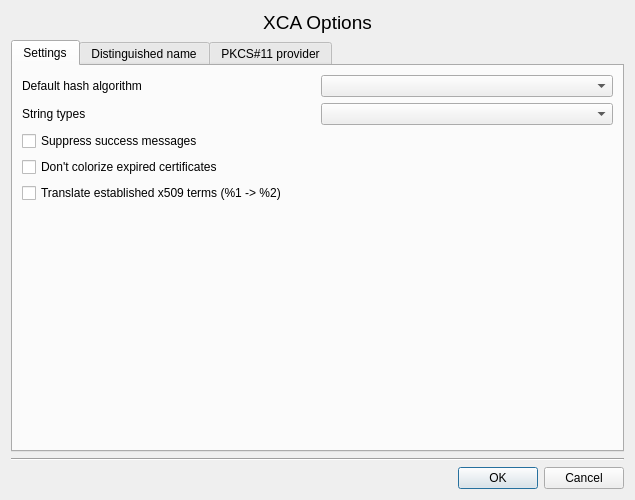
This is ui/Options.ui in chris2511/xca as Qt 5 draws it before an edit. The edited form follows.
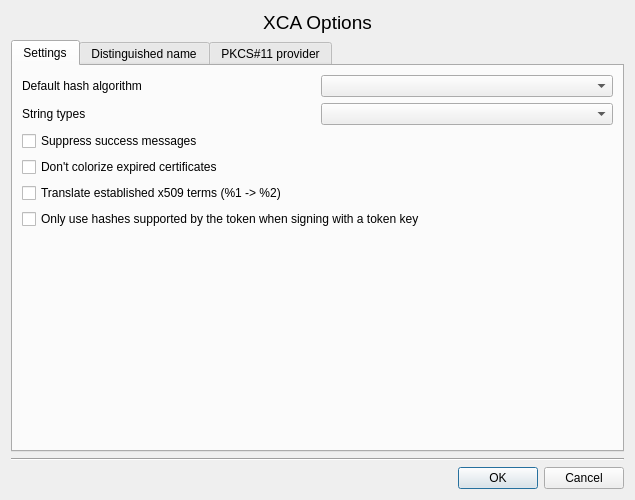
This is the edited form. Custom widgets are drawn as their Qt base class.

Commit message:
Optionally allow hash algos not supported by the token
Especially EC and DSA signatures are only defined
with SHA1 in PKCS#11 v2.20 spec

Diff of the .ui file:
```diff
--- a/ui/Options.ui
+++ b/ui/Options.ui
@@ -103,6 +103,18 @@
          </property>
         </widget>
        </item>
+       <item>
+        <widget class="QCheckBox" name="onlyTokenHashes">
+         <property name="toolTip">
+          <string>The hashing functionality of the token is not used by XCA.
+It may however honor a restricted hash-set propagated by the token.
+Especially EC and DSA are only defined with SHA1 in the PKCS#11 specification.</string>
+         </property>
+         <property name="text">
+          <string>Only use hashes supported by the token when signing with a token key</string>
+         </property>
+        </widget>
+       </item>
        <item>
         <spacer name="verticalSpacer_2">
          <property name="orientation">
```
The commit also changes 9 other files.
